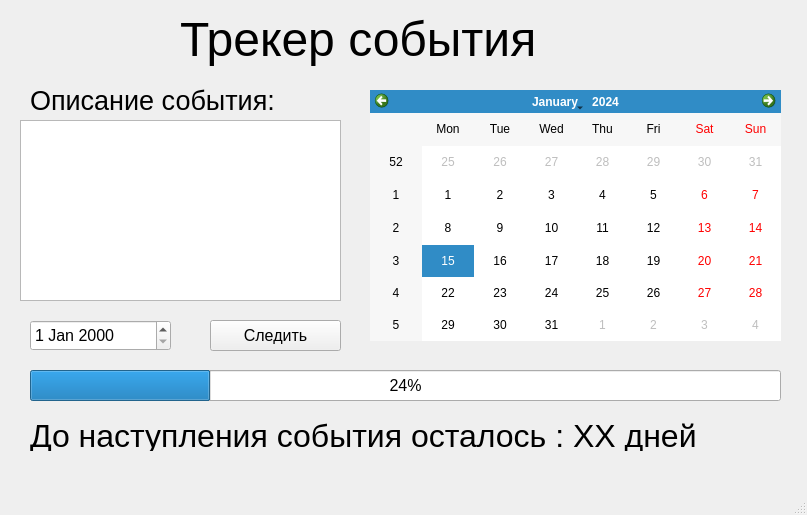
Above: prog_pyqt5/tracker.ui from AntonTyurin87/pet_projects before the change. Below: the same form after it.
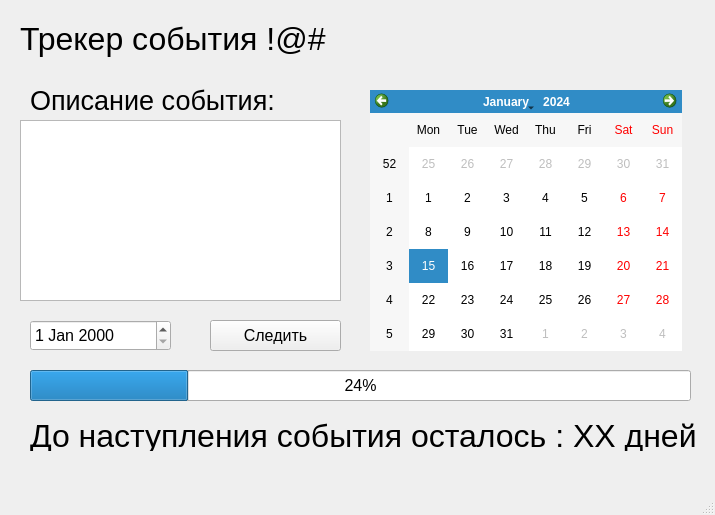
That is the form after the change.

Patch:
```diff
--- a/prog_pyqt5/tracker.ui
+++ b/prog_pyqt5/tracker.ui
@@ -6,7 +6,7 @@
    <rect>
     <x>0</x>
     <y>0</y>
-    <width>807</width>
+    <width>715</width>
     <height>515</height>
    </rect>
   </property>
@@ -17,19 +17,19 @@
    <widget class="QLabel" name="label">
     <property name="geometry">
      <rect>
-      <x>180</x>
+      <x>20</x>
       <y>10</y>
-      <width>361</width>
+      <width>661</width>
       <height>58</height>
      </rect>
     </property>
     <property name="font">
      <font>
-      <pointsize>36</pointsize>
+      <pointsize>24</pointsize>
      </font>
     </property>
     <property name="text">
-     <string>Трекер события</string>
+     <string>Трекер события !@#</string>
     </property>
    </widget>
    <widget class="QCalendarWidget" name="calendarWidget">
@@ -37,8 +37,8 @@
      <rect>
       <x>370</x>
       <y>90</y>
-      <width>411</width>
-      <height>251</height>
+      <width>312</width>
+      <height>261</height>
      </rect>
     </property>
    </widget>
@@ -47,7 +47,7 @@
      <rect>
       <x>30</x>
       <y>370</y>
-      <width>751</width>
+      <width>661</width>
       <height>31</height>
      </rect>
     </property>
```
Left out of the diff: 4 changed lines with no effect on the pictures.
